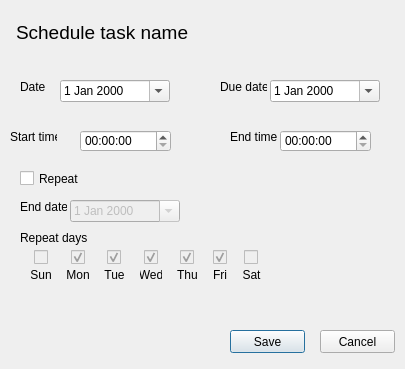
First picture: the form in ui/schedule.ui, repository VicMbugua/TaskManagementSystem, before the edit.
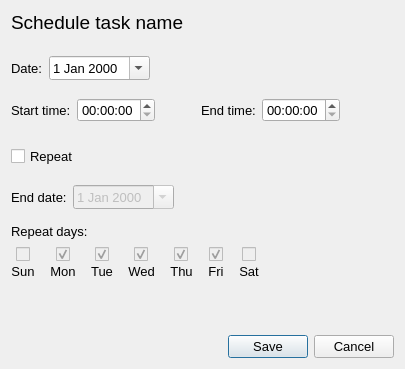
Second picture: the form after the edit.

The edit to the form file:
```diff
--- a/ui/schedule.ui
+++ b/ui/schedule.ui
@@ -10,18 +10,25 @@
     <height>369</height>
    </rect>
   </property>
+  <property name="font">
+   <font>
+    <pointsize>10</pointsize>
+   </font>
+  </property>
   <property name="windowTitle">
    <string>Schedule Task</string>
   </property>
+  <property name="modal">
+   <bool>true</bool>
+  </property>
+  <layout class="QVBoxLayout" name="verticalLayout">
+   <item>
+    <layout class="QHBoxLayout" name="horizontalLayout_2">
+     <property name="bottomMargin">
+      <number>16</number>
+     </property>
+     <item>
   <widget class="QLabel" name="task_name">
-   <property name="geometry">
-    <rect>
-     <x>16</x>
-     <y>12</y>
-     <width>211</width>
-     <height>41</height>
-    </rect>
-   </property>
    <property name="font">
     <font>
      <pointsize>14</pointsize>
@@ -31,194 +38,203 @@
     <string>Schedule task name</string>
    </property>
   </widget>
+     </item>
+     <item>
+      <spacer name="horizontalSpacer">
+       <property name="orientation">
+        <enum>Qt::Horizontal</enum>
+       </property>
+       <property name="sizeHint" stdset="0">
+        <size>
+         <width>40</width>
+         <height>20</height>
+        </size>
+       </property>
+      </spacer>
+     </item>
+    </layout>
+   </item>
+   <item>
+    <layout class="QHBoxLayout" name="horizontalLayout_3">
+     <property name="bottomMargin">
+      <number>12</number>
+     </property>
+     <item>
   <widget class="QLabel" name="label_2">
-   <property name="geometry">
-    <rect>
-     <x>20</x>
-     <y>80</y>
-     <width>47</width>
-     <height>13</height>
-    </rect>
-   </property>
    <property name="text">
-    <string>Date</string>
-   </property>
-  </widget>
-  <widget class="QLabel" name="label_3">
-   <property name="geometry">
-    <rect>
-     <x>220</x>
-     <y>80</y>
-     <width>47</width>
-     <height>13</height>
-    </rect>
-   </property>
-   <property name="text">
-    <string>Due date</string>
-   </property>
-  </widget>
+        <string>Date:</string>
+       </property>
+      </widget>
+     </item>
+     <item>
   <widget class="QDateEdit" name="start_date">
-   <property name="geometry">
-    <rect>
-     <x>60</x>
-     <y>80</y>
-     <width>110</width>
-     <height>22</height>
-    </rect>
-   </property>
    <property name="calendarPopup">
     <bool>true</bool>
    </property>
   </widget>
-  <widget class="QDateEdit" name="due_date">
-   <property name="geometry">
-    <rect>
-     <x>270</x>
-     <y>80</y>
-     <width>110</width>
-     <height>22</height>
-    </rect>
-   </property>
-   <property name="calendarPopup">
-    <bool>true</bool>
-   </property>
-  </widget>
-  <widget class="QTimeEdit" name="start_time">
-   <property name="geometry">
-    <rect>
-     <x>80</x>
-     <y>130</y>
-     <width>91</width>
-     <height>22</height>
-    </rect>
-   </property>
-  </widget>
-  <widget class="QTimeEdit" name="end_time">
-   <property name="geometry">
-    <rect>
-     <x>280</x>
-     <y>130</y>
-     <width>91</width>
-     <height>22</height>
-    </rect>
-   </property>
-  </widget>
+     </item>
+     <item>
+      <spacer name="horizontalSpacer_2">
+       <property name="orientation">
+        <enum>Qt::Horizontal</enum>
+       </property>
+       <property name="sizeHint" stdset="0">
+        <size>
+         <width>18</width>
+         <height>20</height>
+        </size>
+       </property>
+      </spacer>
+     </item>
+    </layout>
+   </item>
+   <item>
+    <layout class="QHBoxLayout" name="horizontalLayout_4">
+     <property name="bottomMargin">
+      <number>18</number>
+     </property>
+     <item>
   <widget class="QLabel" name="label_4">
-   <property name="geometry">
-    <rect>
-     <x>10</x>
-     <y>130</y>
-     <width>47</width>
-     <height>13</height>
-    </rect>
-   </property>
    <property name="text">
-    <string>Start time</string>
-   </property>
-  </widget>
+        <string>Start time:</string>
+       </property>
+      </widget>
+     </item>
+     <item>
+      <widget class="QTimeEdit" name="start_time"/>
+     </item>
+     <item>
+      <spacer name="horizontalSpacer_4">
+       <property name="orientation">
+        <enum>Qt::Horizontal</enum>
+       </property>
+       <property name="sizeType">
+        <enum>QSizePolicy::Fixed</enum>
+       </property>
+       <property name="sizeHint" stdset="0">
+        <size>
+         <width>40</width>
+         <height>20</height>
+        </size>
+       </property>
+      </spacer>
+     </item>
+     <item>
   <widget class="QLabel" name="label_5">
-   <property name="geometry">
-    <rect>
-     <x>230</x>
-     <y>130</y>
-     <width>47</width>
-     <height>13</height>
-    </rect>
-   </property>
    <property name="text">
-    <string>End time</string>
-   </property>
-  </widget>
+        <string>End time:</string>
+       </property>
+      </widget>
+     </item>
+     <item>
+      <widget class="QTimeEdit" name="end_time"/>
+     </item>
+     <item>
+      <spacer name="horizontalSpacer_5">
+       <property name="orientation">
+        <enum>Qt::Horizontal</enum>
+       </property>
+       <property name="sizeHint" stdset="0">
+        <size>
+         <width>40</width>
+         <height>20</height>
+        </size>
+       </property>
+      </spacer>
+     </item>
+    </layout>
+   </item>
+   <item>
+    <layout class="QHBoxLayout" name="horizontalLayout_6">
+     <property name="bottomMargin">
+      <number>12</number>
+     </property>
+     <item>
   <widget class="QCheckBox" name="repeat">
-   <property name="geometry">
-    <rect>
-     <x>20</x>
-     <y>170</y>
-     <width>70</width>
-     <height>17</height>
-    </rect>
-   </property>
    <property name="text">
     <string>Repeat</string>
    </property>
   </widget>
+     </item>
+     <item>
+      <spacer name="horizontalSpacer_6">
+       <property name="orientation">
+        <enum>Qt::Horizontal</enum>
+       </property>
+       <property name="sizeHint" stdset="0">
+        <size>
+         <width>40</width>
+         <height>20</height>
+        </size>
+       </property>
+      </spacer>
+     </item>
+    </layout>
+   </item>
+   <item>
+    <layout class="QHBoxLayout" name="horizontalLayout_5">
+     <property name="bottomMargin">
+      <number>6</number>
+     </property>
+     <item>
   <widget class="QLabel" name="label_13">
-   <property name="geometry">
-    <rect>
-     <x>20</x>
-     <y>200</y>
-     <width>47</width>
-     <height>13</height>
-    </rect>
-   </property>
    <property name="text">
-    <string>End date</string>
-   </property>
-  </widget>
-  <widget class="QLabel" name="label_14">
-   <property name="geometry">
-    <rect>
-     <x>20</x>
-     <y>230</y>
-     <width>71</width>
-     <height>16</height>
-    </rect>
-   </property>
-   <property name="text">
-    <string>Repeat days</string>
-   </property>
-  </widget>
+        <string>End date:</string>
+       </property>
+      </widget>
+     </item>
+     <item>
   <widget class="QDateEdit" name="end_date">
    <property name="enabled">
     <bool>false</bool>
    </property>
-   <property name="geometry">
-    <rect>
-     <x>70</x>
-     <y>200</y>
-     <width>110</width>
-     <height>22</height>
-    </rect>
-   </property>
    <property name="calendarPopup">
     <bool>true</bool>
    </property>
   </widget>
-  <widget class="QPushButton" name="save_btn">
-   <property name="geometry">
-    <rect>
-     <x>230</x>
-     <y>330</y>
-     <width>75</width>
-     <height>23</height>
-    </rect>
-   </property>
-   <property name="text">
-    <string>Save</string>
-   </property>
-  </widget>
-  <widget class="QPushButton" name="cancel_btn">
-   <property name="geometry">
-    <rect>
-     <x>320</x>
-     <y>330</y>
-     <width>75</width>
-     <height>23</height>
-    </rect>
-   </property>
+     </item>
+     <item>
+      <spacer name="horizontalSpacer_3">
+       <property name="orientation">
+        <enum>Qt::Horizontal</enum>
+       </property>
+       <property name="sizeHint" stdset="0">
+        <size>
+         <width>40</width>
+         <height>20</height>
+        </size>
+       </property>
+      </spacer>
+     </item>
+    </layout>
+   </item>
+   <item>
+    <layout class="QHBoxLayout" name="horizontalLayout_9">
+     <item>
+      <widget class="QLabel" name="label_14">
    <property name="text">
-    <string>Cancel</string>
-   </property>
-  </widget>
-  <widget class="QWidget" name="">
-   <property name="geometry">
-    <rect>
-     <x>30</x>
-     <y>250</y>
-     <width>231</width>
-     <height>32</height>
-    </rect>
-   </property>
+        <string>Repeat days:</string>
+       </property>
+      </widget>
+     </item>
+     <item>
+      <spacer name="horizontalSpacer_7">
+       <property name="orientation">
+        <enum>Qt::Horizontal</enum>
+       </property>
+       <property name="sizeHint" stdset="0">
+        <size>
+         <width>40</width>
+         <height>20</height>
+        </size>
+       </property>
+      </spacer>
+     </item>
+    </layout>
+   </item>
+   <item>
+    <layout class="QHBoxLayout" name="horizontalLayout_7">
+     <item>
    <layout class="QHBoxLayout" name="horizontalLayout">
     <property name="spacing">
      <number>15</number>
@@ -470,7 +486,67 @@
      </layout>
     </item>
    </layout>
-  </widget>
+     </item>
+     <item>
+      <spacer name="horizontalSpacer_8">
+       <property name="orientation">
+        <enum>Qt::Horizontal</enum>
+       </property>
+       <property name="sizeHint" stdset="0">
+        <size>
+         <width>40</width>
+         <height>20</height>
+        </size>
+       </property>
+      </spacer>
+     </item>
+    </layout>
+   </item>
+   <item>
+    <spacer name="verticalSpacer">
+     <property name="orientation">
+      <enum>Qt::Vertical</enum>
+     </property>
+     <property name="sizeHint" stdset="0">
+      <size>
+       <width>20</width>
+       <height>37</height>
+      </size>
+     </property>
+    </spacer>
+   </item>
+   <item>
+    <layout class="QHBoxLayout" name="horizontalLayout_8">
+     <item>
+      <spacer name="horizontalSpacer_9">
+       <property name="orientation">
+        <enum>Qt::Horizontal</enum>
+       </property>
+       <property name="sizeHint" stdset="0">
+        <size>
+         <width>40</width>
+         <height>20</height>
+        </size>
+       </property>
+      </spacer>
+     </item>
+     <item>
+      <widget class="QPushButton" name="save_btn">
+       <property name="text">
+        <string>Save</string>
+       </property>
+      </widget>
+     </item>
+     <item>
+      <widget class="QPushButton" name="cancel_btn">
+       <property name="text">
+        <string>Cancel</string>
+       </property>
+      </widget>
+     </item>
+    </layout>
+   </item>
+  </layout>
  </widget>
  <resources/>
  <connections/>
```
Lines whose indentation alone changed are shown as unchanged.
